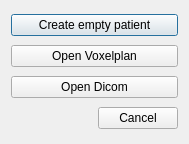
Above: pytripgui/view/add_patient.ui from pytrip/pytripgui before the change. Below: the same form after it.
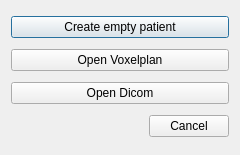
That is the form after the change.

```diff
--- a/pytripgui/view/add_patient.ui
+++ b/pytripgui/view/add_patient.ui
@@ -6,8 +6,8 @@
    <rect>
     <x>0</x>
     <y>0</y>
-    <width>189</width>
-    <height>144</height>
+    <width>240</width>
+    <height>155</height>
    </rect>
   </property>
   <property name="sizePolicy">
```
